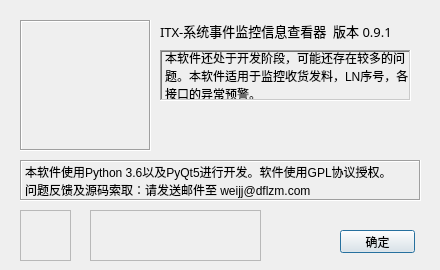
Qt form data/about.ui (ITX-Snowhare/Python_DFLZM_System_Event_Watcher) before a commit.
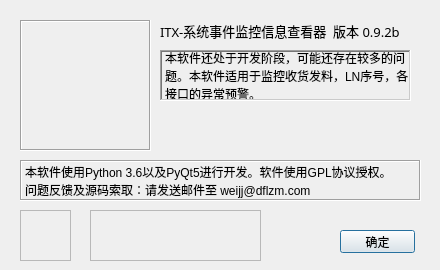
The same form after that commit. Icons and pictures are not drawn.

Commit message: UI对象名调整 数据库控制模块格式调整

The edit to the form file:
```diff
--- a/data/about.ui
+++ b/data/about.ui
@@ -66,7 +66,7 @@
     </font>
    </property>
    <property name="text">
-    <string>ITX-系统事件监控信息查看器  版本 0.9.1</string>
+    <string>ITX-系统事件监控信息查看器  版本 0.9.2b</string>
    </property>
   </widget>
   <widget class="QLabel" name="label_3">
```
The commit also changes 2 other files.
